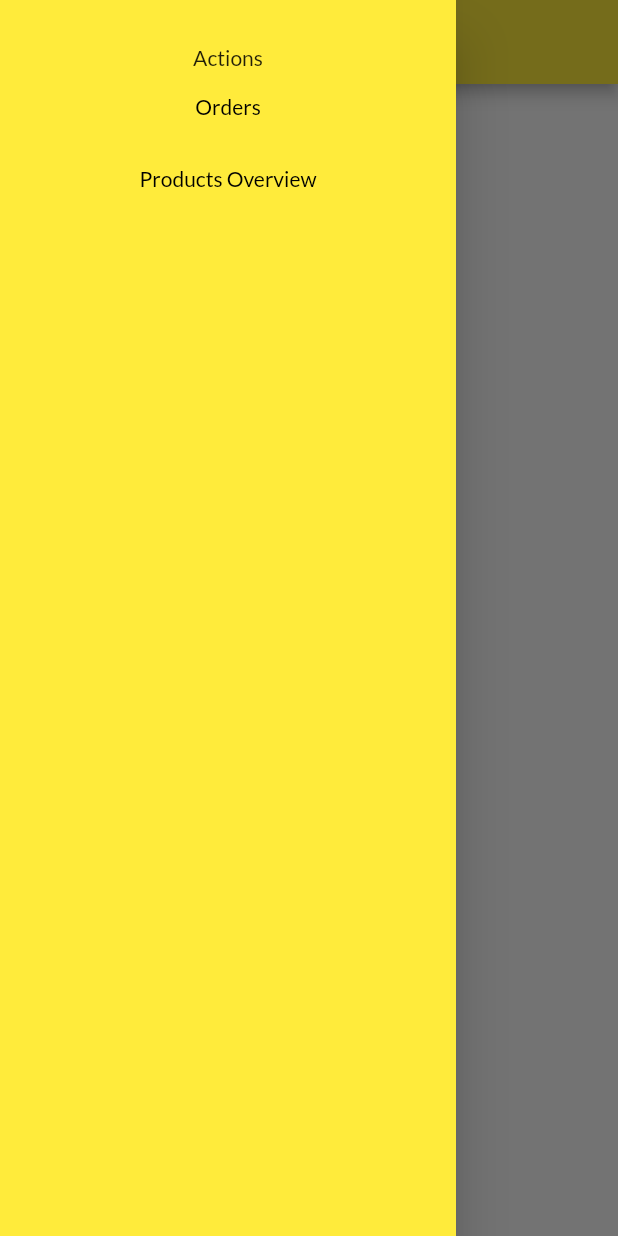
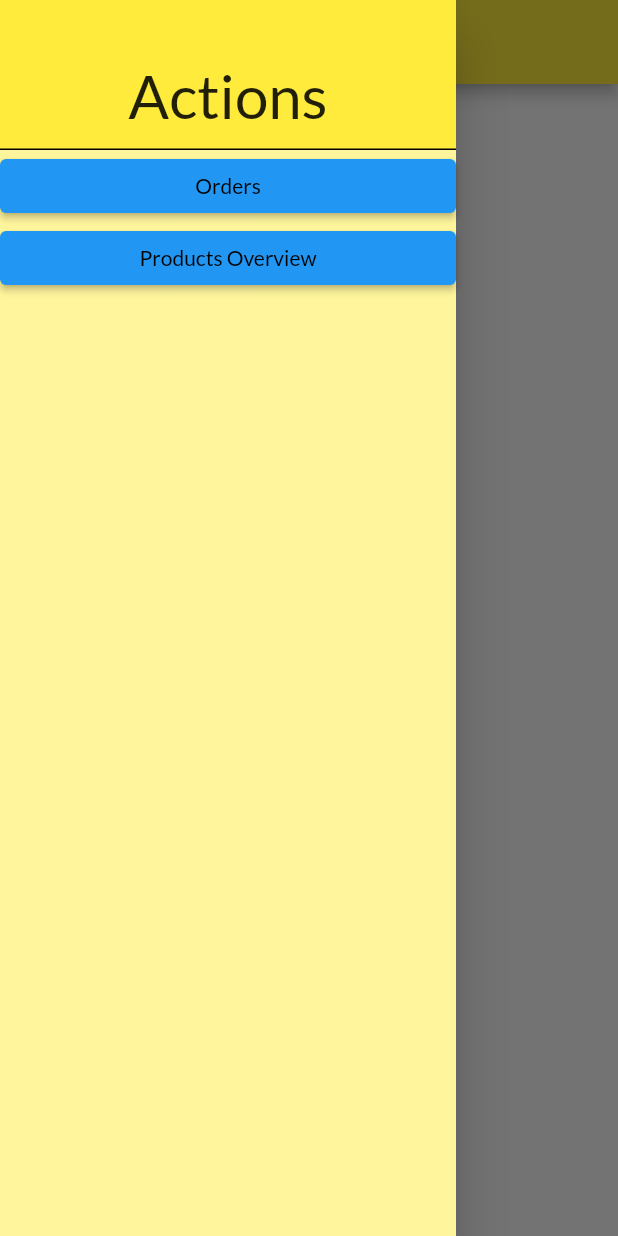
Before and after one commit to RAndrewKoch/shop_app, a Flutter app: the OrdersScreen screen opened by its route, with the side drawer open, on a phone screen of 412 x 824 dp. Run offline on Flutter 3.47's test engine with Material 2 defaults, Android fonts, the phone set to English and light mode, and no system bars; network calls fail.

Commit message:
-created drawer

```diff
--- a/lib/screens/orders_screen.dart
+++ b/lib/screens/orders_screen.dart
@@ -1,5 +1,6 @@
 import 'package:flutter/material.dart';
 import 'package:provider/provider.dart';
+import 'package:shop_app/widgets/side_drawer.dart';
 
 
 import '../providers/orders.dart';
@@ -22,43 +23,7 @@ class OrdersScreen extends StatelessWidget {
         itemBuilder: ((context, i) =>
             OrderItemDisplay(orderItem: orderData.orders[i])),
       ),
-      drawer: Drawer(
-        child: Container(
-          color: Theme.of(context).primaryColor,
-          child: Column(
-            children: [
-              SizedBox(
-                height: 30,
-              ),
-              Text('Actions'),
-              Container(
-                height: 500,
-                child: ListView(
-                  children: [
-                    TextButton(
-                      onPressed: () => Navigator.of(context)
-                          .pushReplacementNamed(OrdersScreen.routeName),
-                      child: Text(
-                        "Orders",
-                        style: TextStyle(color: Colors.black),
-                      ),
-                    ),
-                    TextButton(
-                      onPressed: () => Navigator.of(context)
-                          .pushReplacementNamed(
-                          ProductsOverviewScreen.routeName),
-                      child: Text(
-                        "Products Overview",
-                        style: TextStyle(color: Colors.black),
-                      ),
-                    )
-                  ],
-                ),
-              )
-            ],
-          ),
-        ),
-      ),
+      drawer: SideDrawer(),
     );
   }
 }
--- /dev/null
+++ b/lib/widgets/side_drawer.dart
@@ -0,0 +1,56 @@
+import 'package:flutter/material.dart';
+
+import '../screens/orders_screen.dart';
+import '../screens/products_overview_screen.dart';
+
+class SideDrawer extends StatelessWidget {
+  @override
+  Widget build(BuildContext context) {
+    return Drawer(
+      child: Container(
+        color: Theme.of(context).backgroundColor,
+        child: Column(
+          children: [
+            Container(
+              decoration: BoxDecoration(color: Theme.of(context).primaryColor, border: Border(bottom: BorderSide(),),),
+              height: 100,
+              child: Center(
+                child: Text('Actions', style: TextStyle(fontSize: 40),),
+              ),
+              padding: EdgeInsets.only(top: 30),
+            ),
+            Container(
+              height: 400,
+              child: ListView(
+                children: [
+                  ElevatedButton(
+                    style: ElevatedButton.styleFrom(
+                      primary: Colors.blue,
+                    ),
+                    onPressed: () => Navigator.of(context)
+                        .pushReplacementNamed(OrdersScreen.routeName),
+                    child: Text(
+                      "Orders",
+                      style: TextStyle(color: Colors.black),
+                    ),
+                  ),
+                  ElevatedButton(
+                    style: ElevatedButton.styleFrom(
+                      primary: Colors.blue,
+                    ),
+                    onPressed: () => Navigator.of(context)
+                        .pushReplacementNamed(ProductsOverviewScreen.routeName),
+                    child: Text(
+                      "Products Overview",
+                      style: TextStyle(color: Colors.black),
+                    ),
+                  )
+                ],
+              ),
+            )
+          ],
+        ),
+      ),
+    );
+  }
+}
```
Also changed, not shown: lib/screens/products_overview_screen.dart (+2 -37 lines).
